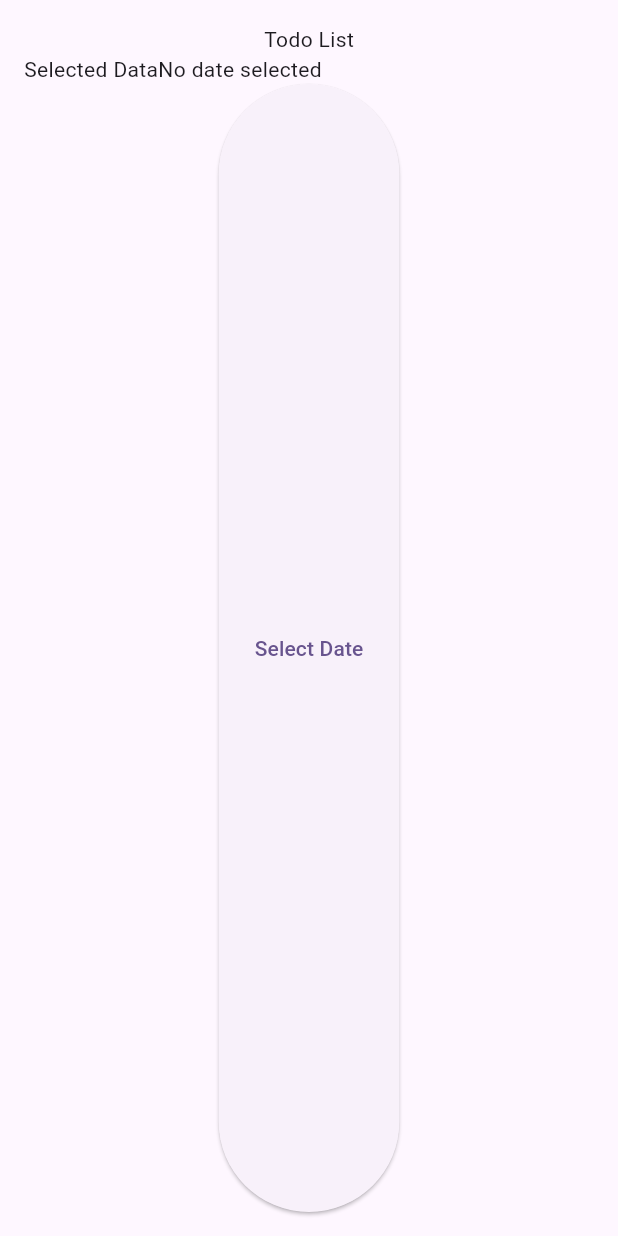
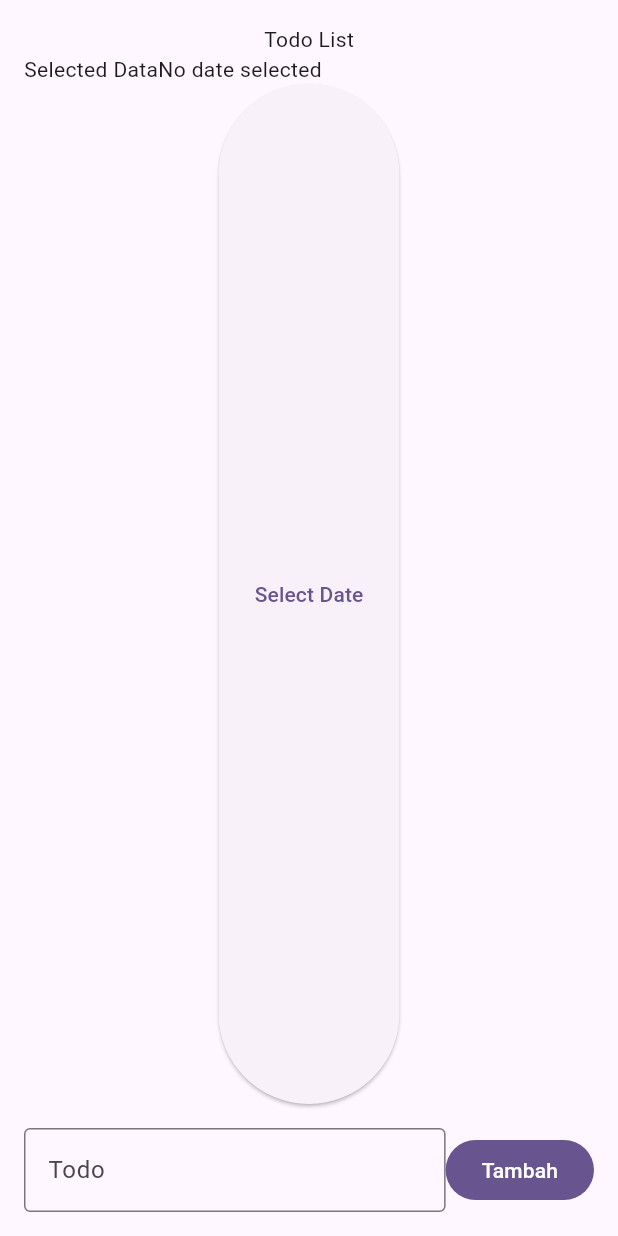
Before and after one commit to muhfarrasm/036_TodoBloc, a Flutter app: the screen it shows after launch, on a phone screen of 412 x 824 dp. Run offline on Flutter 3.47's test engine with Material 3 defaults, Android fonts, the phone set to English and light mode, and no system bars; our stand-ins replace bloc, flutter_bloc.

Commit message:
Add - Form and filled button

```diff
--- a/lib/presentation/todo_page.dart
+++ b/lib/presentation/todo_page.dart
@@ -54,6 +54,46 @@ class TodoPage extends StatelessWidget {
                   child: Text('Select Date'),
                 ),
               ),
+              SizedBox(height: 16.0),
+              Form(
+                key: _key,
+                child: Row(
+                  children: [
+                    Expanded(
+                      child: TextFormField(
+                        controller: _controller,
+                        decoration: InputDecoration(
+                          labelText: 'Todo',
+                          border: OutlineInputBorder(),
+                        ),
+                        validator: (value) {
+                          if (value == null || value.isEmpty) {
+                            return 'Please enter a todo';
+                          }
+                          return null;
+                        },
+                      )
+                    ),
+
+                    FilledButton(
+                      onPressed:(){
+                         if (_key.currentState!.validate()) {
+                            final seletedDate = context.read<TodoBlocBloc>().state;
+                            if (seletedDate is TodoBlocLoaded) {
+                              context.read<TodoBlocBloc>().add(
+                                TodoEventAdd(
+                                  title: _controller.text,
+                                  date: seletedDate.selectedDate!,
+                                )
+                              );
+                              _controller.clear();
+                              seletedDate.selectedDate = null;
+                            }
+                          }
+                      }, child: Text('Tambah'))
+                  ],
+                ),
+              ),
             ],
           ),
         ),
```
